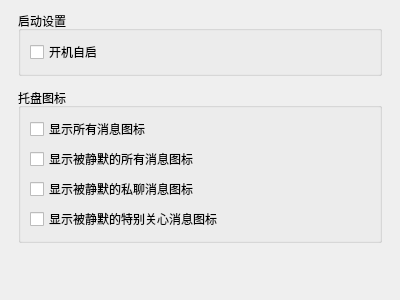
Qt form widgets/settings/applicationwidget.ui (iwxyi/CatlikeQQ) before a commit.
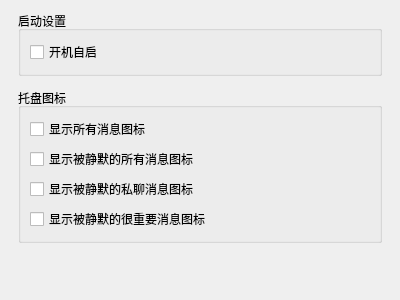
The same form after that commit.

Commit message: 优化托盘消息闪烁效果

Diff of the .ui file:
```diff
--- a/widgets/settings/applicationwidget.ui
+++ b/widgets/settings/applicationwidget.ui
@@ -72,7 +72,7 @@
       <item>
        <widget class="QCheckBox" name="trayShowSlientSpecialMessageIconCheck">
         <property name="text">
-         <string>显示被静默的特别关心消息图标</string>
+         <string>显示被静默的很重要消息图标</string>
         </property>
        </widget>
       </item>
```
The commit also changes 3 other files.
